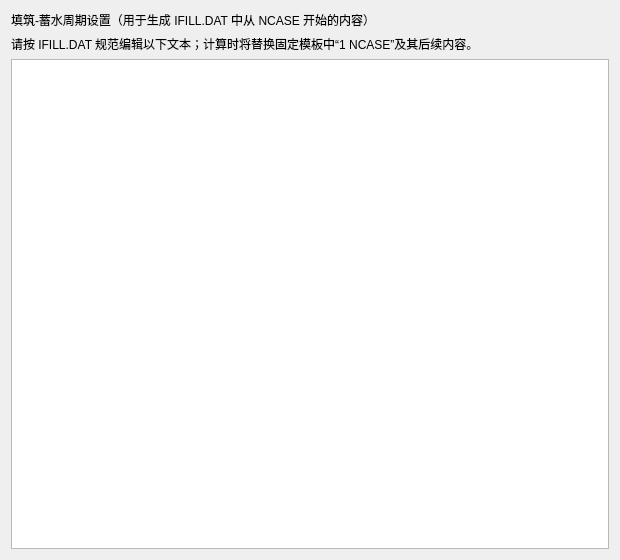
First picture: the form in plugins/Base_Slover/FillStorageCyclePage.ui, repository asd977/base_cae, before the edit.
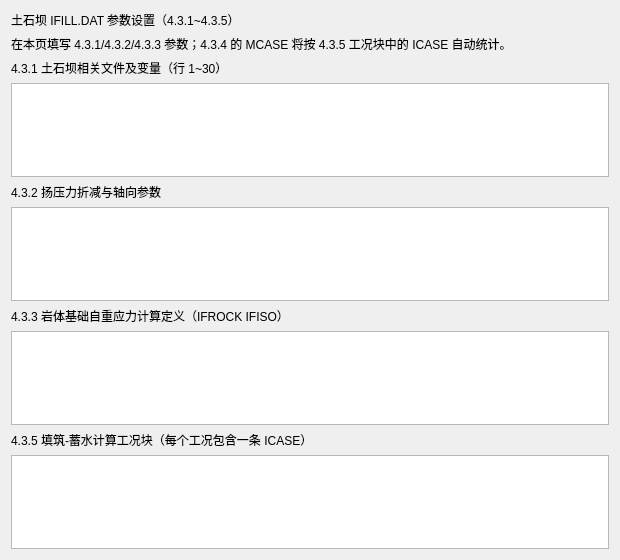
Second picture: the form after the edit.

Commit message: feat(solver): split IFILL sections and auto-count MCASE

```diff
--- a/plugins/Base_Slover/FillStorageCyclePage.ui
+++ b/plugins/Base_Slover/FillStorageCyclePage.ui
@@ -17,20 +17,69 @@
    <item>
     <widget class="QLabel" name="titleLabel">
      <property name="text">
-      <string>填筑-蓄水周期设置（用于生成 IFILL.DAT 中从 NCASE 开始的内容）</string>
+      <string>土石坝 IFILL.DAT 参数设置（4.3.1~4.3.5）</string>
      </property>
     </widget>
    </item>
    <item>
     <widget class="QLabel" name="tipLabel">
      <property name="text">
-      <string>请按 IFILL.DAT 规范编辑以下文本；计算时将替换固定模板中“1 NCASE”及其后续内容。</string>
+      <string>在本页填写 4.3.1/4.3.2/4.3.3 参数；4.3.4 的 MCASE 将按 4.3.5 工况块中的 ICASE 自动统计。</string>
      </property>
      <property name="wordWrap">
       <bool>true</bool>
      </property>
     </widget>
    </item>
+   <item>
+    <widget class="QLabel" name="labelBaseVariables">
+     <property name="text">
+      <string>4.3.1 土石坝相关文件及变量（行 1~30）</string>
+     </property>
+    </widget>
+   </item>
+   <item>
+    <widget class="QPlainTextEdit" name="plainTextEditBaseVariables">
+     <property name="maximumHeight">
+      <number>180</number>
+     </property>
+    </widget>
+   </item>
+   <item>
+    <widget class="QLabel" name="labelUpliftAxis">
+     <property name="text">
+      <string>4.3.2 扬压力折减与轴向参数</string>
+     </property>
+    </widget>
+   </item>
+   <item>
+    <widget class="QPlainTextEdit" name="plainTextEditUpliftAxis">
+     <property name="maximumHeight">
+      <number>90</number>
+     </property>
+    </widget>
+   </item>
+   <item>
+    <widget class="QLabel" name="labelRockStress">
+     <property name="text">
+      <string>4.3.3 岩体基础自重应力计算定义（IFROCK IFISO）</string>
+     </property>
+    </widget>
+   </item>
+   <item>
+    <widget class="QPlainTextEdit" name="plainTextEditRockStress">
+     <property name="maximumHeight">
+      <number>50</number>
+     </property>
+    </widget>
+   </item>
+   <item>
+    <widget class="QLabel" name="labelSection">
+     <property name="text">
+      <string>4.3.5 填筑-蓄水计算工况块（每个工况包含一条 ICASE）</string>
+     </property>
+    </widget>
+   </item>
    <item>
     <widget class="QPlainTextEdit" name="plainTextEditSection"/>
    </item>
```
The commit also changes 5 other files.
